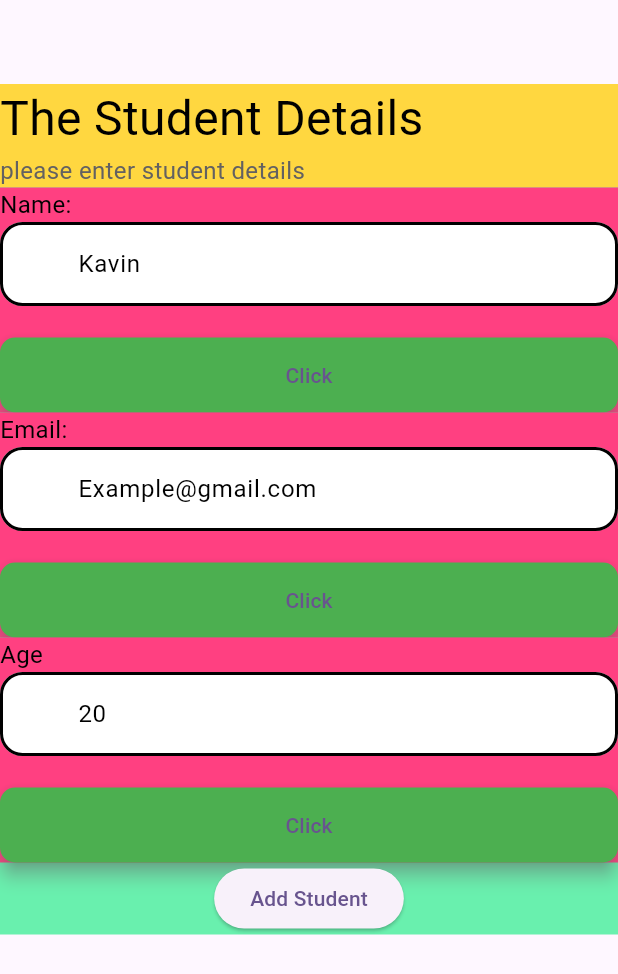
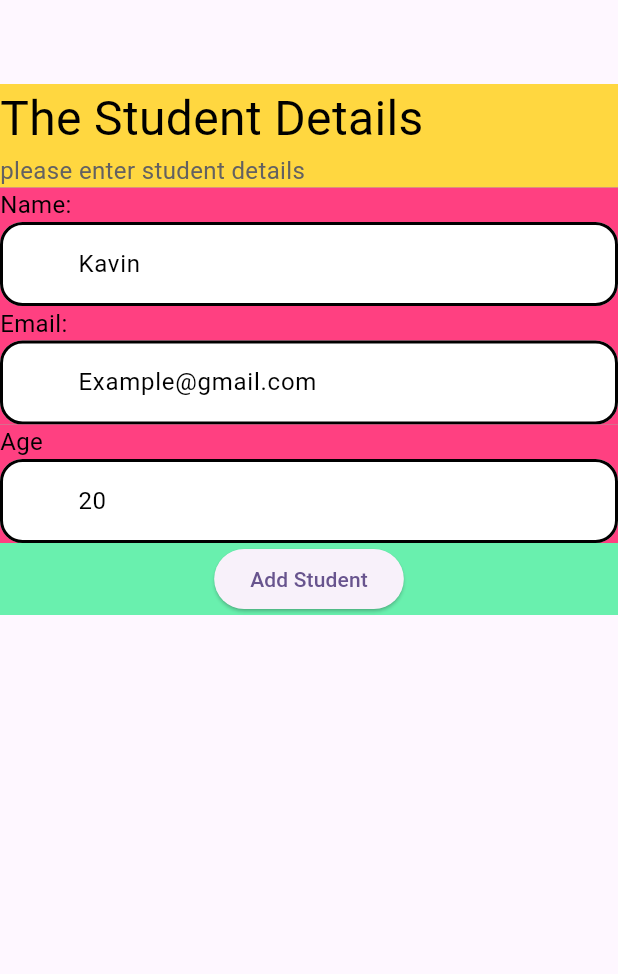
Before and after one commit to FathimaShums/stateful_lesson, a Flutter app: the screen it shows after launch, on a phone screen of 412 x 824 dp. Shown: the top 974 px of the screen. Run offline on Flutter 3.47's test engine with Material 3 defaults, Android fonts, the phone set to English and light mode, and no system bars.

Commit message:
removed other button from inputfields as not in design

```diff
--- a/lib/myHome.dart
+++ b/lib/myHome.dart
@@ -83,37 +83,6 @@ class _MyHomeScreenState extends State<MyHomeScreen> {
                 });
               },
             ),
-            Text(x),
-            SizedBox(
-              width: double.infinity,
-              child: ElevatedButton(
-                style: ButtonStyle(
-                    padding:
-                        WidgetStateProperty.all<EdgeInsets>(EdgeInsets.all(15)),
-                    backgroundColor:
-                        WidgetStateProperty.all<Color>(Colors.green),
-                    shadowColor: WidgetStateProperty.all<Color>(Colors.grey),
-                    elevation: WidgetStateProperty.resolveWith<double>(
-                      (Set<WidgetState> states) {
-                        if (states.contains(WidgetState.pressed)) return 10;
-                        return 5; // default elevation
-                      },
-                    ),
-                    shape: WidgetStateProperty.all<RoundedRectangleBorder>(
-                      RoundedRectangleBorder(
-                        borderRadius: BorderRadius.circular(10),
-                      ),
-                    ),
-                    animationDuration: Duration(milliseconds: 200)),
-                onPressed: () {
-                  if (_loginFormKey.currentState!.validate()) {}
-                  setState(() {
-                    x = tx.text;
-                  });
-                },
-                child: Text('Click'),
-              ),
-            )
           ],
         ),
       ),
```
